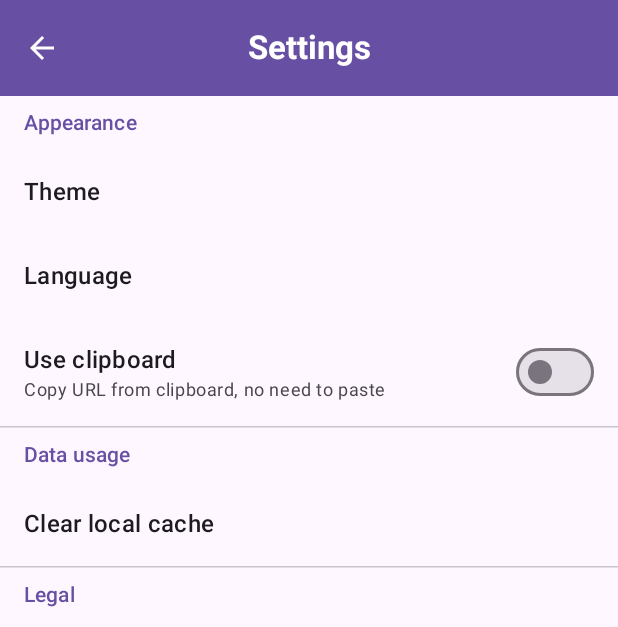
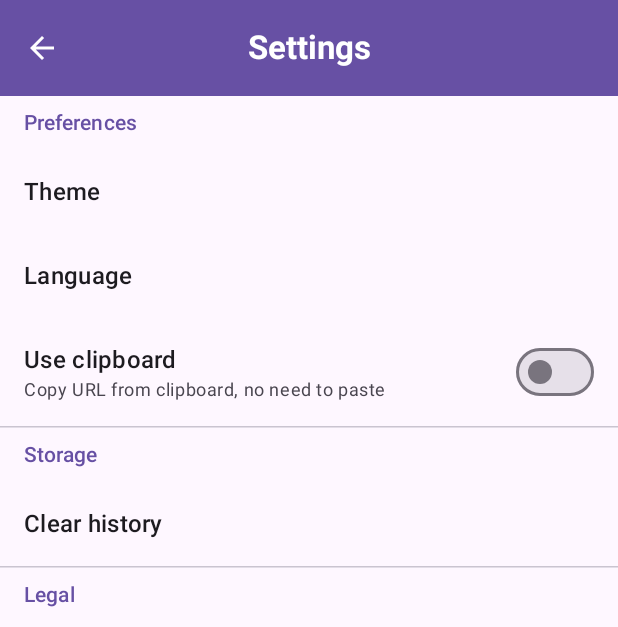
Before and after one commit to thesohelshaikh/yt-analyser, an Android app built with Jetpack Compose: the SettingsScreen screen opened through its navigation route, on a phone screen of 412 x 824 dp. Shown: the top 627 px of the screen. Run offline under Robolectric (Android 15) with nearby library versions, the light colour scheme and no system bars; our stand-ins replace Dagger/Hilt's generated code, Timber; libraries missing offline, so code that uses them is left out: com.google.android.gms.

Commit message:
Update preference screen strings

```diff
--- a/app/src/main/res/values/strings.xml
+++ b/app/src/main/res/values/strings.xml
@@ -27,9 +27,9 @@
     <string name="label_legal">Legal</string>
     <string name="label_open_source_libraries">Open source libraries</string>
     <string name="label_privacy_policy">Privacy Policy</string>
-    <string name="label_data_usage">Data usage</string>
-    <string name="label_clear_local_cache">Clear local cache</string>
-    <string name="label_appearance">Appearance</string>
+    <string name="label_data_usage">Storage</string>
+    <string name="label_clear_local_cache">Clear history</string>
+    <string name="label_appearance">Preferences</string>
     <string name="label_about">About</string>
     <string name="label_developer">Developer</string>
     <string name="label_source_code">Source code</string>
```
